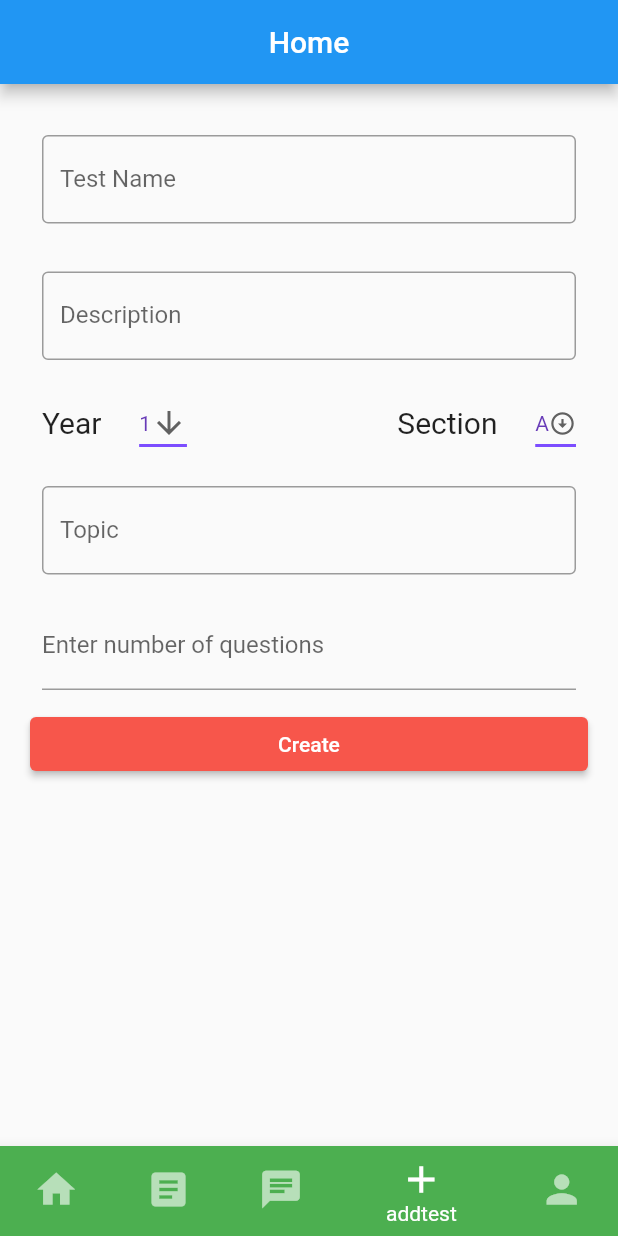
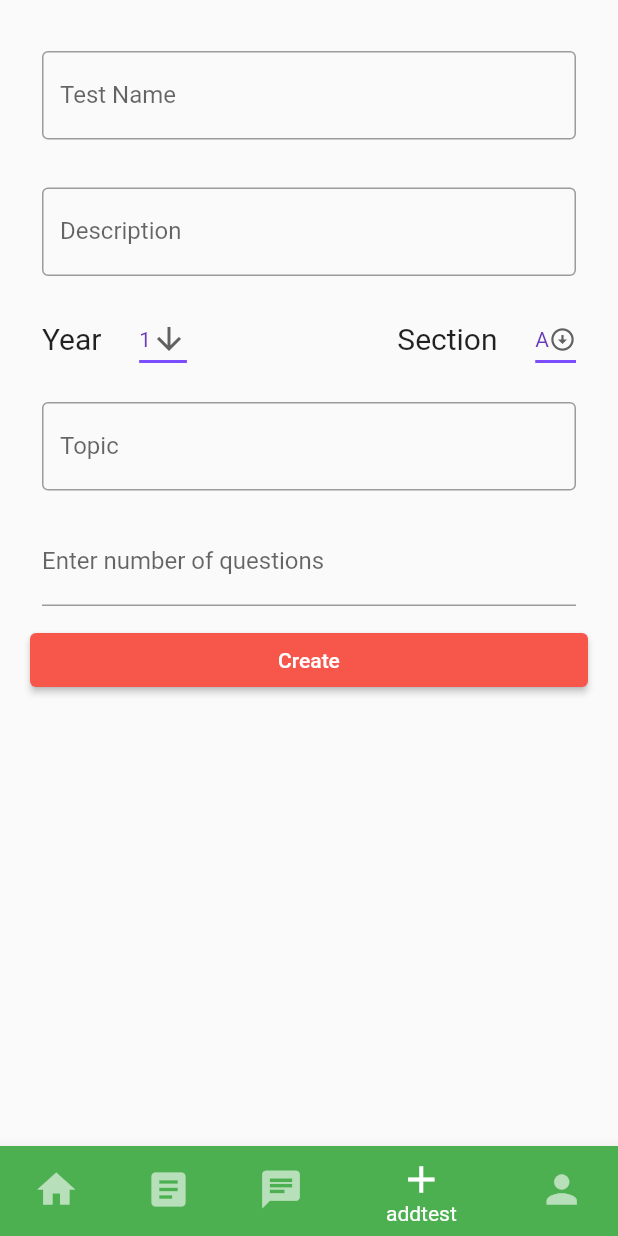
Before and after one commit to SmartShala/SmartShala_frontend-Flutter-, a Flutter app: the screen it shows after launch, item 4 of the bottom bar chosen, on a phone screen of 412 x 824 dp. Run offline on Flutter 3.47's test engine with Material 2 defaults, Android fonts, the phone set to English and light mode, and no system bars; our stand-ins replace animated_splash_screen, image_picker; network calls fail.

```diff
--- a/smart_shala/lib/home.dart
+++ b/smart_shala/lib/home.dart
@@ -18,19 +18,15 @@ class _MainPageState extends State<MainPage> {
   int currentIndex = 0;
   final screens = [
     // testpage(),
+    const LoginView(),
+    ocrpage(),
     const Dashboard(title: 'Dashboard'),
+    const TestDetails(),
     ocrpage(),
-    ocrpage(),
-    // addtestpage(),
-    const TestDetails(),
-    const LoginView(),
   ];
+
   @override
   Widget build(BuildContext context) => Scaffold(
-        appBar: AppBar(
-          title: const Text('Home'),
-          centerTitle: true,
-        ),
         body: IndexedStack(
           index: currentIndex,
           children: screens,
```
Also changed, not shown: 1 other file.
